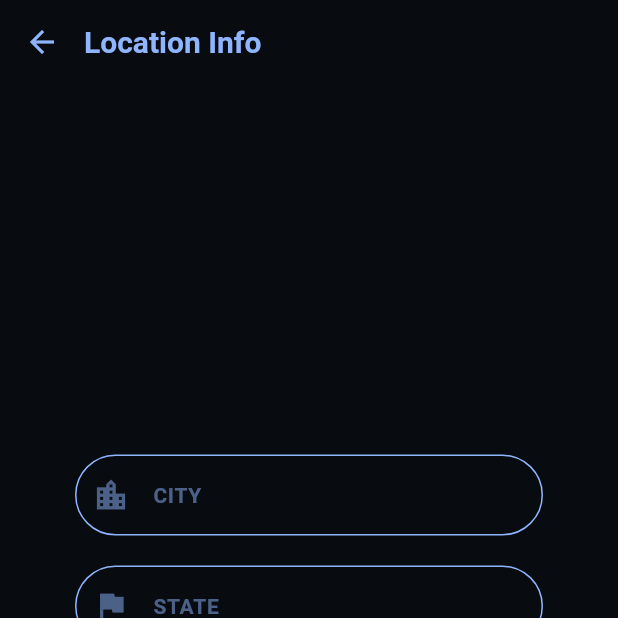
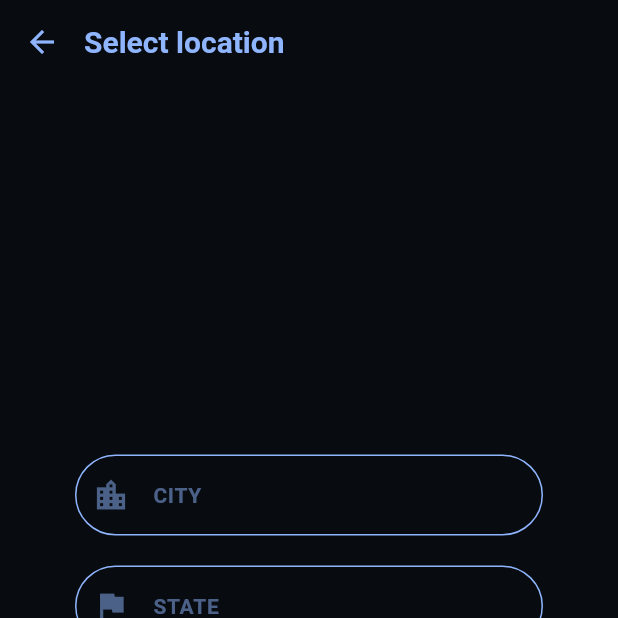
Before and after one commit to Aiinhome-Aivista/HRMS, a Flutter app: the Locationfillscreen screen opened directly, on a phone screen of 412 x 824 dp, the top half of it. Run offline on Flutter 3.47's test engine with Material 3 defaults, Android fonts, the phone set to English and light mode, and no system bars; our stand-ins replace flutter_svg, geocoding, geolocator.

Commit message:
HRMS project

```diff
--- a/lib/utils/Screens/locationFillScreen.dart
+++ b/lib/utils/Screens/locationFillScreen.dart
@@ -29,7 +29,7 @@ class _LocationfillscreenState extends State<Locationfillscreen> {
           },
         ),
         title: const Text(
-          'Location Info',
+          'Select location',
           style: TextStyle(
             color: Color.fromRGBO(143, 181, 255, 1),
             fontWeight: FontWeight.w600,
```
